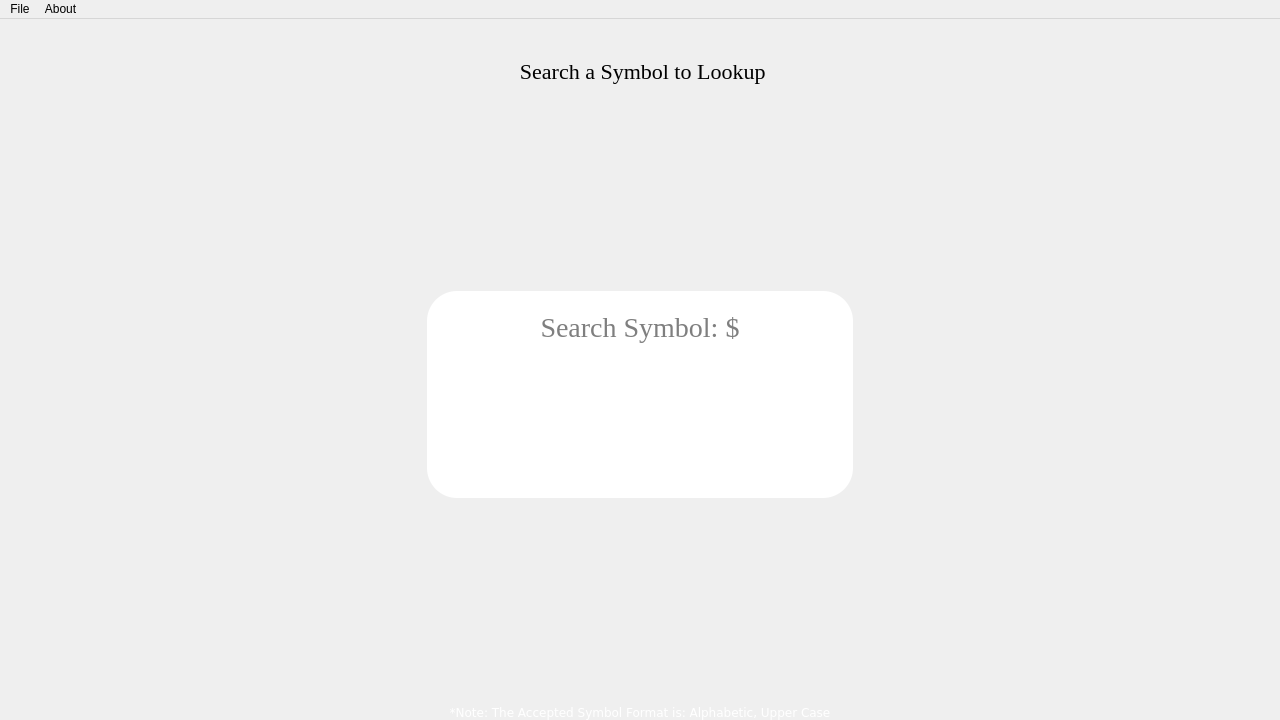
The window that MarketGame/mainwindow.ui (plagentile/Market_Game) describes before a commit, drawn with Qt 5.
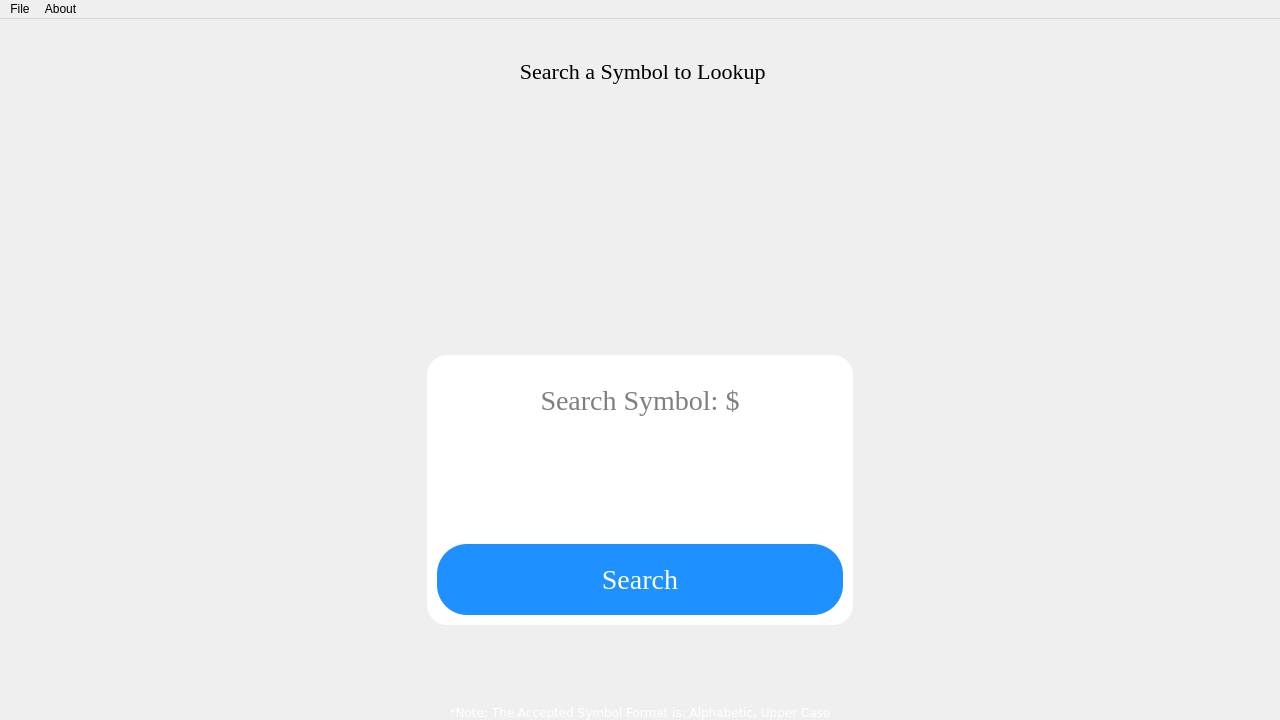
The same window after the commit. Icons and pictures are not drawn.

Diff of the .ui file:
```diff
--- a/MarketGame/mainwindow.ui
+++ b/MarketGame/mainwindow.ui
@@ -75,7 +75,6 @@
 {
 	font-size: 28px;
 	font-family: Georgia;
-	border: 1px, Bblack;
 }
 
 #symbolSearchBanner
@@ -94,17 +93,27 @@
 	background-color:white;
 }
 
+
+#symbolSearchGroupBox{
+	background-color:white;
+	border-radius: 20px;
+}
+
+#searchSymbolButton
+{
+	background-color:DodgerBlue;
+	color: white;
+	font-size: 28px;
+	font-family: Georgia;
+	border-radius: 30px;
+}
+
+
 #noticeLabel
 {
 	color:white;
 	font-size: 12px;
 	font-family: Verdana;
-}
-
-#groupBox
-{
-	background-color:white;
-	border-radius: 30px;
 }</string>
   </property>
   <widget class="QWidget" name="centralwidget">
@@ -168,7 +177,7 @@
         <item>
          <widget class="QLabel" name="symbolSearchBanner">
           <property name="sizePolicy">
-           <sizepolicy hsizetype="Preferred" vsizetype="Minimum">
+           <sizepolicy hsizetype="Preferred" vsizetype="Preferred">
             <horstretch>0</horstretch>
             <verstretch>0</verstretch>
            </sizepolicy>
@@ -183,6 +192,12 @@
         </item>
         <item>
          <spacer name="middleSearchSymbolPageVerticalSpacer">
+          <property name="sizePolicy">
+           <sizepolicy hsizetype="Minimum" vsizetype="MinimumExpanding">
+            <horstretch>0</horstretch>
+            <verstretch>0</verstretch>
+           </sizepolicy>
+          </property>
           <property name="orientation">
            <enum>Qt::Vertical</enum>
           </property>
@@ -225,7 +240,7 @@
            </spacer>
           </item>
           <item>
-           <widget class="QGroupBox" name="groupBox">
+           <widget class="QGroupBox" name="symbolSearchGroupBox">
             <property name="enabled">
              <bool>true</bool>
             </property>
@@ -246,21 +261,21 @@
               <number>0</number>
              </property>
              <property name="leftMargin">
-              <number>20</number>
+              <number>10</number>
              </property>
              <property name="topMargin">
-              <number>20</number>
+              <number>10</number>
              </property>
              <property name="rightMargin">
-              <number>20</number>
+              <number>10</number>
              </property>
              <property name="bottomMargin">
-              <number>20</number>
+              <number>10</number>
              </property>
              <item>
               <widget class="QLineEdit" name="symbolSearchLineEdit">
                <property name="sizePolicy">
-                <sizepolicy hsizetype="Minimum" vsizetype="Minimum">
+                <sizepolicy hsizetype="Minimum" vsizetype="Preferred">
                  <horstretch>0</horstretch>
                  <verstretch>0</verstretch>
                 </sizepolicy>
@@ -294,7 +309,7 @@
              <item>
               <widget class="QListView" name="symbolListResults">
                <property name="sizePolicy">
-                <sizepolicy hsizetype="MinimumExpanding" vsizetype="MinimumExpanding">
+                <sizepolicy hsizetype="MinimumExpanding" vsizetype="Preferred">
                  <horstretch>0</horstretch>
                  <verstretch>0</verstretch>
                 </sizepolicy>
@@ -340,6 +355,22 @@
                </property>
               </widget>
              </item>
+             <item>
+              <widget class="QPushButton" name="searchSymbolButton">
+               <property name="sizePolicy">
+                <sizepolicy hsizetype="MinimumExpanding" vsizetype="Preferred">
+                 <horstretch>0</horstretch>
+                 <verstretch>0</verstretch>
+                </sizepolicy>
+               </property>
+               <property name="text">
+                <string>Search</string>
+               </property>
+               <property name="flat">
+                <bool>false</bool>
+               </property>
+              </widget>
+             </item>
             </layout>
            </widget>
           </item>
@@ -361,13 +392,35 @@
           </item>
          </layout>
         </item>
+        <item>
+         <spacer name="verticalSpacer">
+          <property name="orientation">
+           <enum>Qt::Vertical</enum>
+          </property>
+          <property name="sizeType">
+           <enum>QSizePolicy::Preferred</enum>
+          </property>
+          <property name="sizeHint" stdset="0">
+           <size>
+            <width>20</width>
+            <height>40</height>
+           </size>
+          </property>
+         </spacer>
+        </item>
         <item>
          <spacer name="bottomSearchSymbolPageVerticalSpacer">
+          <property name="sizePolicy">
+           <sizepolicy hsizetype="Minimum" vsizetype="Preferred">
+            <horstretch>0</horstretch>
+            <verstretch>0</verstretch>
+           </sizepolicy>
+          </property>
           <property name="orientation">
            <enum>Qt::Vertical</enum>
           </property>
           <property name="sizeType">
-           <enum>QSizePolicy::Expanding</enum>
+           <enum>QSizePolicy::Preferred</enum>
           </property>
           <property name="sizeHint" stdset="0">
            <size>
@@ -782,7 +835,7 @@
      <x>0</x>
      <y>0</y>
      <width>1280</width>
-     <height>26</height>
+     <height>21</height>
     </rect>
    </property>
    <widget class="QMenu" name="menuFile">
```
